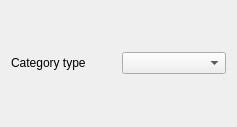
Old version of the form src/applet/todoappletconfig.ui in the repository jgoday/todo_plasmoid.
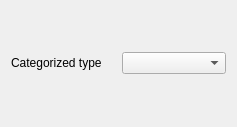
New version of the form.

Commit message: Fix title of the comboBox in the config page

What changed in the file:
```diff
--- a/src/applet/todoappletconfig.ui
+++ b/src/applet/todoappletconfig.ui
@@ -16,7 +16,7 @@
    <item row="0" column="0" >
     <widget class="QLabel" name="label" >
      <property name="text" >
-      <string>Category type</string>
+      <string>Categorized type</string>
      </property>
     </widget>
    </item>
```
